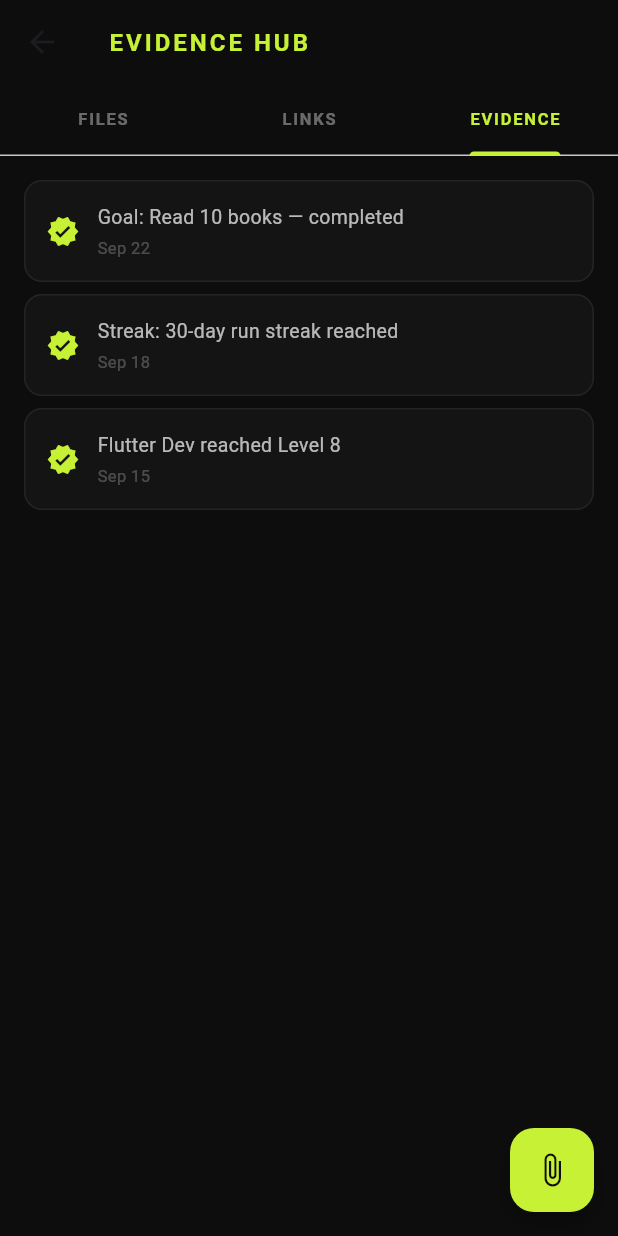
After one commit to hamzazuhur-wq/KRATOS, a Flutter app: the EvidenceHubScreen screen opened directly, tab 3 chosen, after a tap on the "attach file" icon, on a phone screen of 412 x 824 dp. The commit adds this screen. Run offline on Flutter 3.47's test engine with Material 3 defaults, Android fonts, the light colour scheme and no system bars; our stand-ins replace drift, drift_flutter; accounts and stored records are empty; generated files the repository leaves out were written again.

Commit message:
Wave 13: Attachments DAO, Evidence Hub — files, links, and evidence browser with Liquid Glass UI

```diff
--- a/app/lib/data/drift/app_database.dart
+++ b/app/lib/data/drift/app_database.dart
@@ -19,6 +19,7 @@ import '../../features/activities/data/activities_dao.dart';
 import '../../features/projects/data/projects_dao.dart';
 import '../../features/notes/data/notes_dao.dart';
 import '../../features/notes/data/audio_dao.dart';
+import '../../features/attachments/data/attachments_dao.dart';
 
 part 'app_database.g.dart';
 
@@ -87,6 +88,7 @@ part 'app_database.g.dart';
     ProjectsDao,
     NotesDao,
     AudioDao,
+    AttachmentsDao,
   ],
 )
 class AppDatabase extends _$AppDatabase {
--- /dev/null
+++ b/app/lib/features/attachments/presentation/evidence_hub_screen.dart
@@ -0,0 +1,221 @@
+// Wave 13: Evidence Hub screen — Liquid Glass / Acid Lime.
+// Unified browser for files, URLs, and evidence items.
+
+import 'package:flutter/material.dart';
+
+class EvidenceHubScreen extends StatefulWidget {
+  const EvidenceHubScreen({super.key});
+
+  @override
+  State<EvidenceHubScreen> createState() => _EvidenceHubScreenState();
+}
+
+class _EvidenceHubScreenState extends State<EvidenceHubScreen>
+    with SingleTickerProviderStateMixin {
+  late final TabController _tabs;
+
+  @override
+  void initState() {
+    super.initState();
+    _tabs = TabController(length: 3, vsync: this);
+  }
+
+  @override
+  void dispose() {
+    _tabs.dispose();
+    super.dispose();
+  }
+
+  @override
+  Widget build(BuildContext context) {
+    return Scaffold(
+      backgroundColor: const Color(0xFF0D0D0D),
+      appBar: AppBar(
+        backgroundColor: Colors.transparent,
+        elevation: 0,
+        title: const Text(
+          'EVIDENCE HUB',
+          style: TextStyle(
+            color: Color(0xFFC6F135),
+            fontWeight: FontWeight.bold,
+            letterSpacing: 2.0,
+            fontSize: 16,
+          ),
+        ),
+        bottom: TabBar(
+          controller: _tabs,
+          indicatorColor: const Color(0xFFC6F135),
+          labelColor: const Color(0xFFC6F135),
+          unselectedLabelColor: Colors.white38,
+          labelStyle: const TextStyle(
+            fontWeight: FontWeight.bold,
+            letterSpacing: 1.2,
+            fontSize: 11,
+          ),
+          tabs: const [
+            Tab(text: 'FILES'),
+            Tab(text: 'LINKS'),
+            Tab(text: 'EVIDENCE'),
+          ],
+        ),
+      ),
+      body: TabBarView(
+        controller: _tabs,
+        children: const [
+          _FilesTab(),
+          _LinksTab(),
+          _EvidenceTab(),
+        ],
+      ),
+      floatingActionButton: FloatingActionButton(
+        onPressed: () {},
+        backgroundColor: const Color(0xFFC6F135),
+        foregroundColor: const Color(0xFF0D0D0D),
+        child: const Icon(Icons.attach_file),
+        tooltip: 'Add Attachment',
+      ),
+    );
+  }
+}
+
+class _FilesTab extends StatelessWidget {
+  const _FilesTab();
+  @override
+  Widget build(BuildContext context) {
+    return ListView(
+      padding: const EdgeInsets.all(16),
+      children: const [
+        _FileTile(name: 'architecture_diagram.png', size: '2.4 MB', mime: 'image/png', dateAdded: 'Sep 22'),
+        SizedBox(height: 8),
+        _FileTile(name: 'kratos_spec_v2.pdf', size: '1.1 MB', mime: 'application/pdf', dateAdded: 'Sep 18'),
+        SizedBox(height: 8),
+        _FileTile(name: 'workout_log.csv', size: '44 KB', mime: 'text/csv', dateAdded: 'Sep 15'),
+      ],
+    );
+  }
+}
+
+class _FileTile extends StatelessWidget {
+  final String name;
+  final String size;
+  final String mime;
+  final String dateAdded;
+  const _FileTile({required this.name, required this.size, required this.mime, required this.dateAdded});
+
+  IconData get _icon {
+    if (mime.startsWith('image')) return Icons.image;
+    if (mime.contains('pdf')) return Icons.picture_as_pdf;
+    return Icons.insert_drive_file;
+  }
+
+  @override
+  Widget build(BuildContext context) {
+    return Container(
+      decoration: BoxDecoration(
+        color: Colors.white.withValues(alpha: 0.03),
+        borderRadius: BorderRadius.circular(12),
+        border: Border.all(color: Colors.white.withValues(alpha: 0.07)),
+      ),
+      child: ListTile(
+        leading: Icon(_icon, color: const Color(0xFFC6F135), size: 24),
+        title: Text(name, style: const TextStyle(color: Colors.white, fontSize: 13)),
+        subtitle: Text('$size · $dateAdded', style: const TextStyle(color: Colors.white38, fontSize: 11)),
+        trailing: const Icon(Icons.more_vert, color: Colors.white38, size: 18),
+      ),
+    );
+  }
+}
+
+class _LinksTab extends StatelessWidget {
+  const _LinksTab();
+  @override
+  Widget build(BuildContext context) {
+    return ListView(
+      padding: const EdgeInsets.all(16),
+      children: const [
+        _LinkTile(title: 'Drift Documentation', url: 'https://drift.simonbinder.eu', dateAdded: 'Sep 21'),
+        SizedBox(height: 8),
+        _LinkTile(title: 'Flutter Dev', url: 'https://flutter.dev', dateAdded: 'Sep 19'),
+        SizedBox(height: 8),
+        _LinkTile(title: 'Supabase Docs', url: 'https://supabase.com/docs', dateAdded: 'Sep 10'),
+      ],
+    );
+  }
+}
+
+class _LinkTile extends StatelessWidget {
+  final String title;
+  final String url;
+  final String dateAdded;
+  const _LinkTile({required this.title, required this.url, required this.dateAdded});
+
+  @override
+  Widget build(BuildContext context) {
+    return Container(
+      decoration: BoxDecoration(
+        color: Colors.white.withValues(alpha: 0.03),
+        borderRadius: BorderRadius.circular(12),
+        border: Border.all(color: Colors.white.withValues(alpha: 0.07)),
+      ),
+      child: ListTile(
+        leading: const Icon(Icons.link, color: Color(0xFF00BCD4), size: 22),
+        title: Text(title, style: const TextStyle(color: Colors.white, fontSize: 13)),
+        subtitle: Text(url, maxLines: 1, overflow: TextOverflow.ellipsis,
+            style: const TextStyle(color: Colors.white38, fontSize: 11)),
+        trailing: Text(dateAdded, style: const TextStyle(color: Colors.white24, fontSize: 10)),
+      ),
+    );
+  }
+}
+
+class _EvidenceTab extends StatelessWidget {
+  const _EvidenceTab();
+  @override
+  Widget build(BuildContext context) {
+    return ListView(
+      padding: const EdgeInsets.all(16),
+      children: const [
+        _EvidenceTile(kind: 'goal_completion', payload: 'Goal: Read 10 books — completed', capturedAt: 'Sep 22'),
+        SizedBox(height: 8),
+        _EvidenceTile(kind: 'streak_milestone', payload: 'Streak: 30-day run streak reached', capturedAt: 'Sep 18'),
+        SizedBox(height: 8),
+        _EvidenceTile(kind: 'skill_level_up', payload: 'Flutter Dev reached Level 8', capturedAt: 'Sep 15'),
+      ],
+    );
+  }
+}
+
+class _EvidenceTile extends StatelessWidget {
+  final String kind;
+  final String payload;
+  final String capturedAt;
+  const _EvidenceTile({required this.kind, required this.payload, required this.capturedAt});
+
+  @override
+  Widget build(BuildContext context) {
+    return Container(
+      decoration: BoxDecoration(
+        color: Colors.white.withValues(alpha: 0.03),
+        borderRadius: BorderRadius.circular(12),
+        border: Border.all(color: Colors.white.withValues(alpha: 0.07)),
+      ),
+      padding: const EdgeInsets.all(14),
+      child: Row(
+        children: [
+          const Icon(Icons.verified, color: Color(0xFFC6F135), size: 22),
+          const SizedBox(width: 12),
+          Expanded(
+            child: Column(
+              crossAxisAlignment: CrossAxisAlignment.start,
+              children: [
+                Text(payload, style: const TextStyle(color: Colors.white70, fontSize: 13)),
+                const SizedBox(height: 3),
+                Text(capturedAt, style: const TextStyle(color: Colors.white24, fontSize: 11)),
+              ],
+            ),
+          ),
+        ],
+      ),
+    );
+  }
+}
```
Also changed, not shown: app/lib/features/attachments/data/attachments_dao.dart (added, +97 -0 lines).
